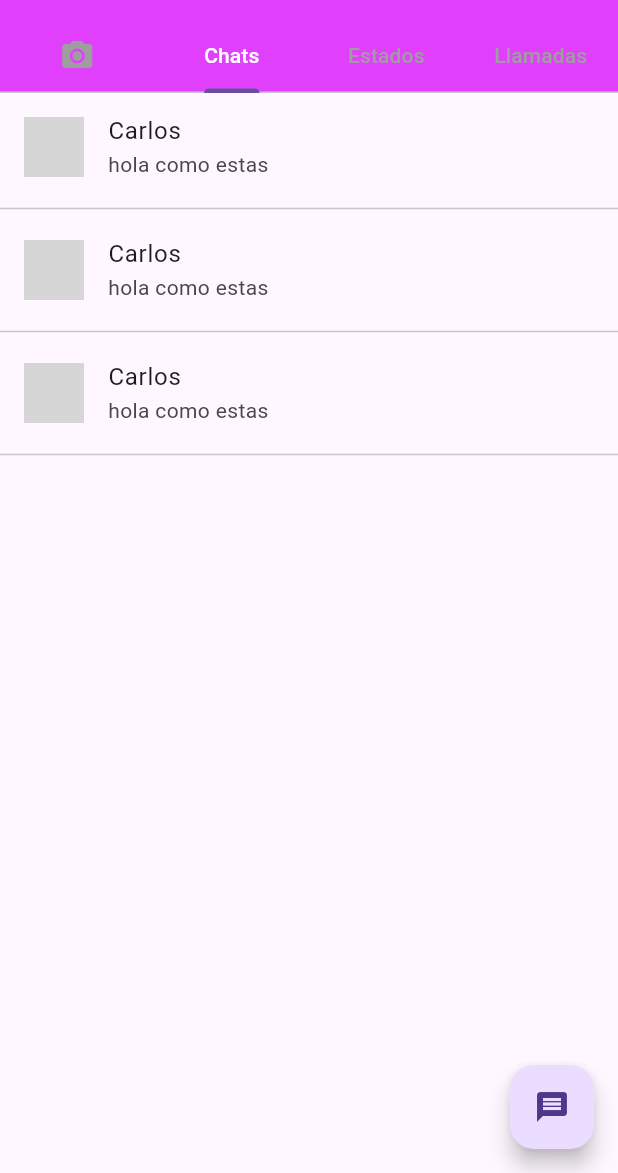
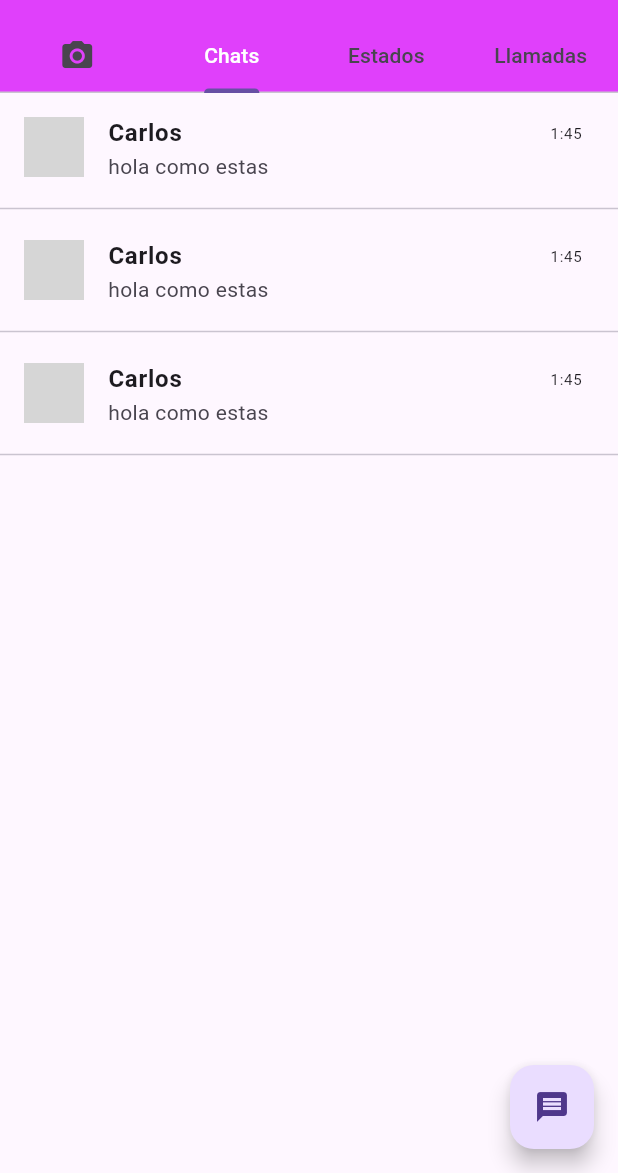
Before and after one commit to Carlos4994/SistemaChat, a Flutter app: the screen it shows after launch, on a phone screen of 412 x 824 dp, the part 63-1236 px from its top. Run offline on Flutter 3.47's test engine with Material 3 defaults, Android fonts, the phone set to English and light mode, and no system bars; network calls fail; grey boxes are pictures that could not be loaded.

Commit message:
formato de fecha

```diff
--- a/lib/models/chatItem.dart
+++ b/lib/models/chatItem.dart
@@ -11,4 +11,8 @@ class ChatItem {
     required this.message,
     required this.date,
   });
+
+  String get lastMessageTime => "${date.hour}:${date.minute}";
+
+  String get shortMessage => "${message}";
 }
--- a/lib/screens/chat_item_widget.dart
+++ b/lib/screens/chat_item_widget.dart
@@ -14,8 +14,20 @@ class ChatItemWidget extends StatelessWidget {
       leading: CircleAvatar(
         backgroundImage: NetworkImage(chatItem.avatarURL),
       ),
-      title: Text(chatItem.name),
-      subtitle: Text(chatItem.message),
+      title: Row(
+        mainAxisAlignment: MainAxisAlignment.spaceBetween,
+        children: <Widget>[
+          Text(
+            chatItem.name,
+            style: TextStyle(fontWeight: FontWeight.bold),
+          ),
+          Text(
+            chatItem.lastMessageTime,
+            style: TextStyle(fontSize: 10.0),
+          ),
+        ],
+      ),
+      subtitle: Text(chatItem.shortMessage),
     );
   }
 }
--- a/lib/screens/chat_list_widget.dart
+++ b/lib/screens/chat_list_widget.dart
@@ -32,20 +32,20 @@ List<ChatItem> chatItems = [
         'https://www.danielhernandez.website/wp-content/uploads/2017/07/facebook-icon-gran.png',
     name: 'Carlos',
     message: 'hola como estas',
-    date: DateTime.parse('2010-05-06'),
+    date: DateTime.parse('2010-05-06 01:45:44.000'),
   ),
   ChatItem(
     avatarURL:
         'https://www.danielhernandez.website/wp-content/uploads/2017/07/facebook-icon-gran.png',
     name: 'Carlos',
     message: 'hola como estas',
-    date: DateTime.parse('2010-05-06'),
+    date: DateTime.parse('2010-05-06 01:45:44.000'),
   ),
   ChatItem(
     avatarURL:
         'https://www.danielhernandez.website/wp-content/uploads/2017/07/facebook-icon-gran.png',
     name: 'Carlos',
     message: 'hola como estas',
-    date: DateTime.parse('2010-05-06'),
+    date: DateTime.parse('2010-05-06 01:45:44.000'),
   ),
 ];
--- a/lib/screens/whatsapp_screen.dart
+++ b/lib/screens/whatsapp_screen.dart
@@ -41,7 +41,7 @@ class _WhatsappState extends State<Whatsapp>
               ),
             ],
             labelColor: Colors.white,
-            unselectedLabelColor: Colors.grey,
+            // unselectedLabelColor: Colors.grey,
           ),
         ),
         floatingActionButton: FloatingActionButton(
```
